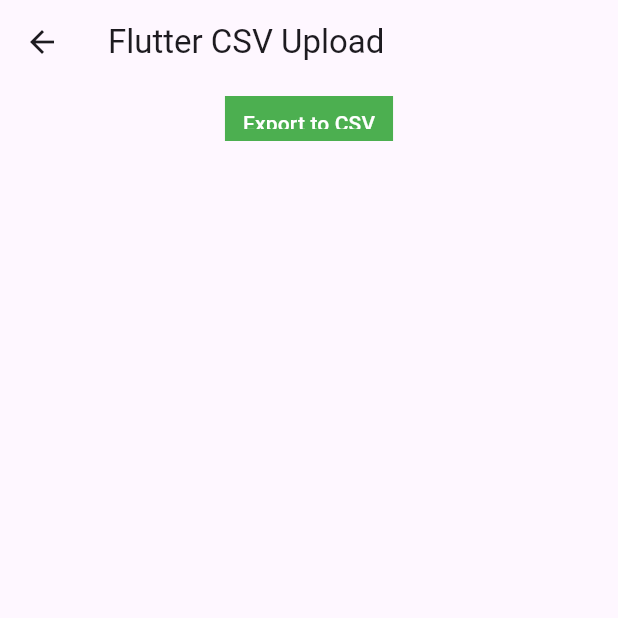
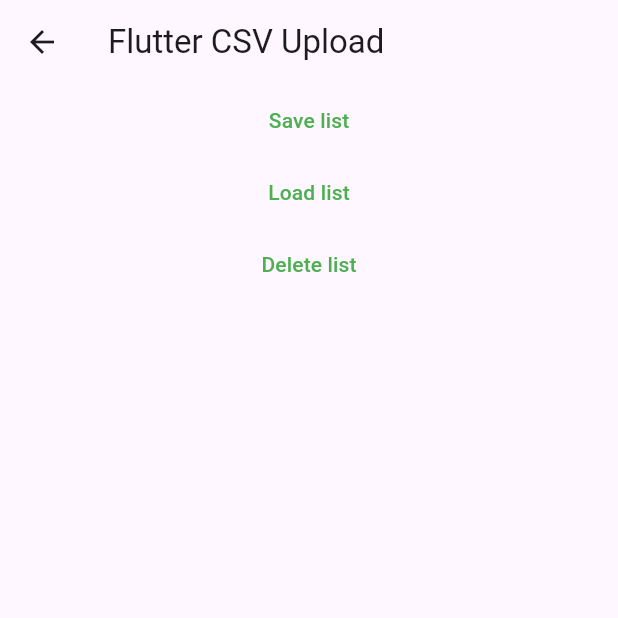
Before and after one commit to Troyansky1/YAMM, a Flutter app: the MyHomePage screen opened directly, on a phone screen of 412 x 824 dp, the top half of it. Run offline on Flutter 3.47's test engine with Material 3 defaults, Android fonts, the phone set to English and light mode, and no system bars; our stand-ins replace csv, file_picker, permission_handler.

Commit message:
can write, delete and load a list to csv

```diff
--- a/yamm_app/lib/SaveTransaction.dart
+++ b/yamm_app/lib/SaveTransaction.dart
@@ -42,6 +42,13 @@ class _MyHomePageState extends State<MyHomePage> {
   @override
   initState() {
     ImportedTransactionsList = List<List<dynamic>>.empty(growable: true);
+    transactionsList = List<List<dynamic>>.empty(growable: true);
+    transactionsList = [
+      Transaction(0, 'Generic super', 10).convertToListItem(),
+      Transaction(1, 'Pharmacy', 20).convertToListItem(),
+      //Transaction(2, 'My clothing store', 100).convertToListItem(),
+      //Transaction(2, 'My clothing store2', 100).convertToListItem()
+    ];
   }
 
   readListFromCsv() async {
@@ -58,12 +65,13 @@ class _MyHomePageState extends State<MyHomePage> {
     });
 
     print("Read list from csv");
+    print(ImportedTransactionsList);
   }
 
   List<Widget> getTextWidgets(List<dynamic> lst) {
     List<Widget> widgets = [];
-    for (int i = 1; i < lst.length; i++) {
-      // Does not include id
+    for (int i = 0; i < lst.length; i++) {
+      // Includes all fields
       widgets.add(Text(lst[i].toString()));
     }
     return widgets;
@@ -81,6 +89,27 @@ class _MyHomePageState extends State<MyHomePage> {
         child: Column(
           mainAxisAlignment: MainAxisAlignment.spaceBetween,
           children: <Widget>[
+            TextButton(
+              onPressed: () => writeListToCsv(transactionsList),
+              child: const Text(
+                "Save list",
+                style: TextStyle(color: Colors.green),
+              ),
+            ),
+            TextButton(
+              onPressed: () => readListFromCsv(),
+              child: const Text(
+                "Load list",
+                style: TextStyle(color: Colors.green),
+              ),
+            ),
+            TextButton(
+              onPressed: () => DeleteCsv(),
+              child: const Text(
+                "Delete list",
+                style: TextStyle(color: Colors.green),
+              ),
+            ),
             ListView.builder(
                 shrinkWrap: true,
                 itemCount: ImportedTransactionsList.length,
@@ -97,20 +126,6 @@ class _MyHomePageState extends State<MyHomePage> {
                     ),
                   );
                 }),
-            Padding(
-              padding: const EdgeInsets.all(8.0),
-              child: Container(
-                color: Colors.green,
-                height: 30,
-                child: TextButton(
-                  onPressed: () => readListFromCsv(),
-                  child: const Text(
-                    "Export to CSV",
-                    style: TextStyle(color: Colors.white),
-                  ),
-                ),
-              ),
-            ),
           ],
         ),
       ),
```
Also changed, not shown: yamm_app/lib/SaveAndLoadCsv.dart (+20 -18 lines).
